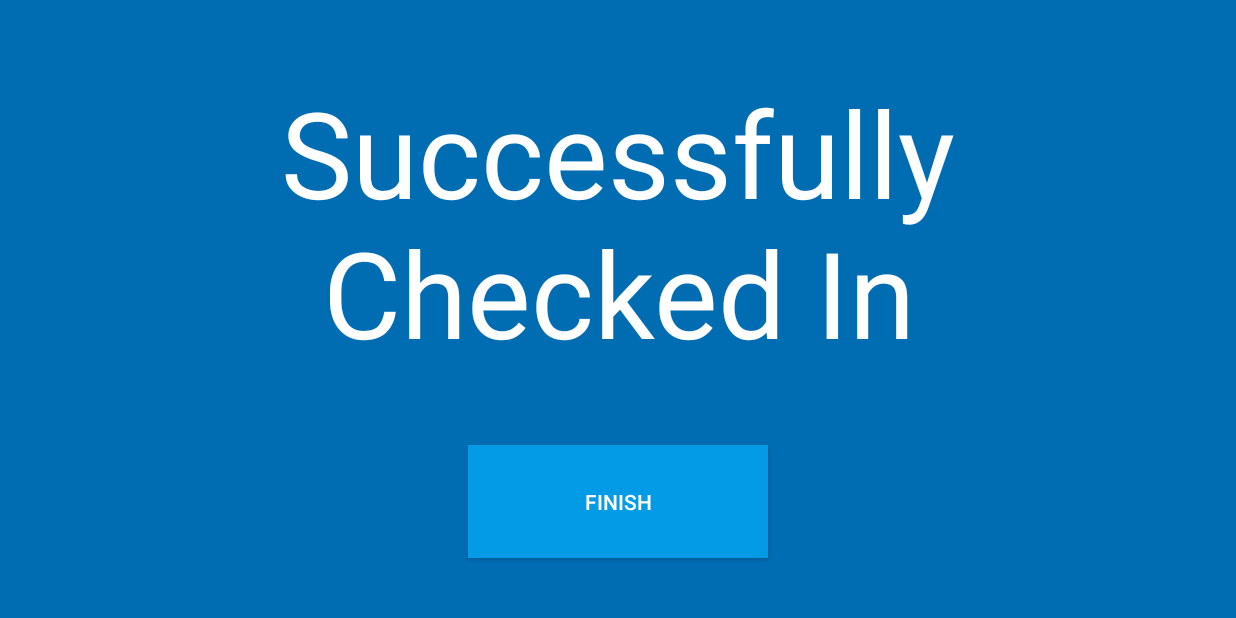
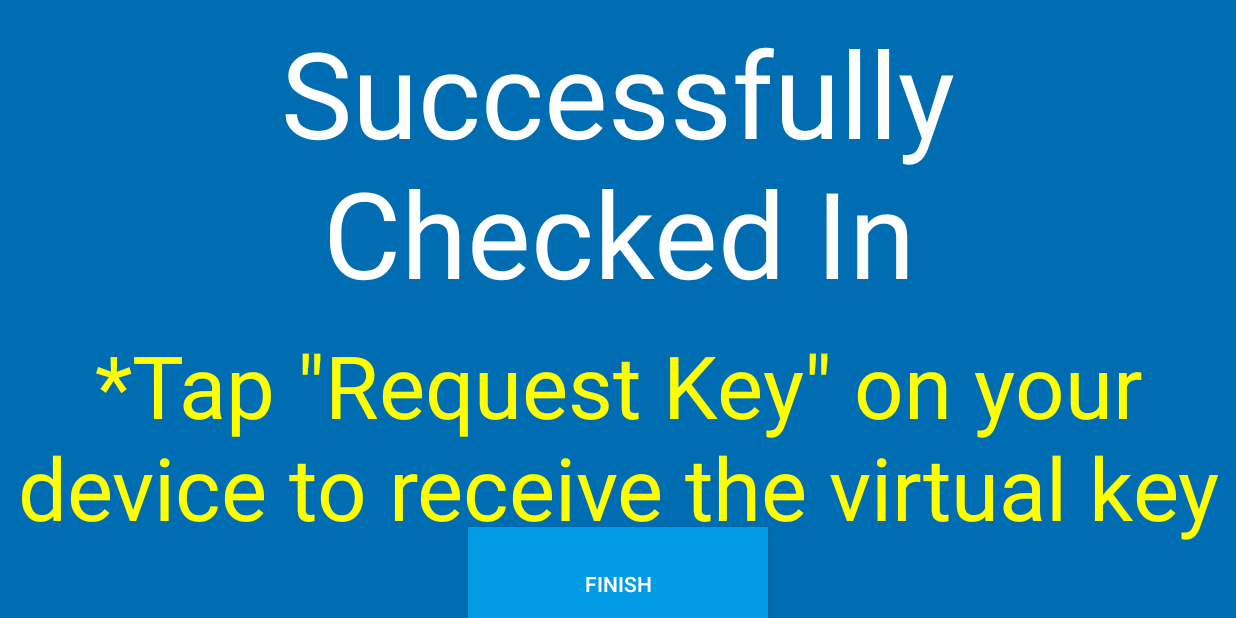
Before and after one commit to rmorga51/Android-Application-with-NFC, an Android app: the CheckInSuccessfullyActivity screen opened directly, with no data from a screen before it, on a phone screen of 824 x 412 dp (held sideways). Run offline under Robolectric (Android 15) with nearby library versions, the phone set to English and light mode, and no system bars.

Commit message:
Added "request key" call to action on successful check in screen

```diff
--- a/Smart Access/app/src/main/res/layout/activity_check_in_successfully.xml
+++ b/Smart Access/app/src/main/res/layout/activity_check_in_successfully.xml
@@ -18,11 +18,25 @@
         android:text="@string/CheckInSuccessText"
         android:textSize="14sp"
         app:autoSizeTextType="uniform"
-        app:layout_constraintBottom_toTopOf="@+id/button8"
         app:layout_constraintEnd_toEndOf="parent"
         app:layout_constraintHorizontal_bias="0.5"
         app:layout_constraintStart_toStartOf="parent"
         app:layout_constraintTop_toTopOf="parent" />
+
+    <TextView
+        android:id="@+id/textView22"
+        android:layout_width="match_parent"
+        android:layout_height="150dp"
+        android:layout_marginStart="8dp"
+        android:layout_marginTop="8dp"
+        android:layout_marginEnd="8dp"
+        android:gravity="center"
+        android:text="@string/RequestKeyMessage"
+        android:textColor="@color/colorError"
+        app:autoSizeTextType="uniform"
+        app:layout_constraintEnd_toEndOf="parent"
+        app:layout_constraintStart_toStartOf="parent"
+        app:layout_constraintTop_toBottomOf="@+id/textView26" />
 
     <Button
         android:id="@+id/button8"
@@ -31,12 +45,14 @@
         android:layout_marginStart="8dp"
         android:layout_marginTop="8dp"
         android:layout_marginEnd="8dp"
-        android:text="@string/ReturnButton"
+        android:layout_marginBottom="8dp"
         android:background="@color/colorPrimary"
         android:onClick="returnHome"
+        android:text="@string/ReturnButton"
         app:layout_constraintBottom_toBottomOf="parent"
         app:layout_constraintEnd_toEndOf="parent"
         app:layout_constraintHorizontal_bias="0.5"
         app:layout_constraintStart_toStartOf="parent"
-        app:layout_constraintTop_toBottomOf="@+id/textView26" />
+        app:layout_constraintTop_toBottomOf="@+id/textView22" />
+
 </android.support.constraint.ConstraintLayout>
--- a/Smart Access/app/src/main/res/values/strings.xml
+++ b/Smart Access/app/src/main/res/values/strings.xml
@@ -77,4 +77,5 @@
     <string name="RoomButton">Enter Room</string>
     <string name="AccountButton">Account Details</string>
     <string name="RequestKeyButton">Request Key</string>
+    <string name="RequestKeyMessage">*Tap \"Request Key\" on your device to receive the virtual key</string>
 </resources>
```
